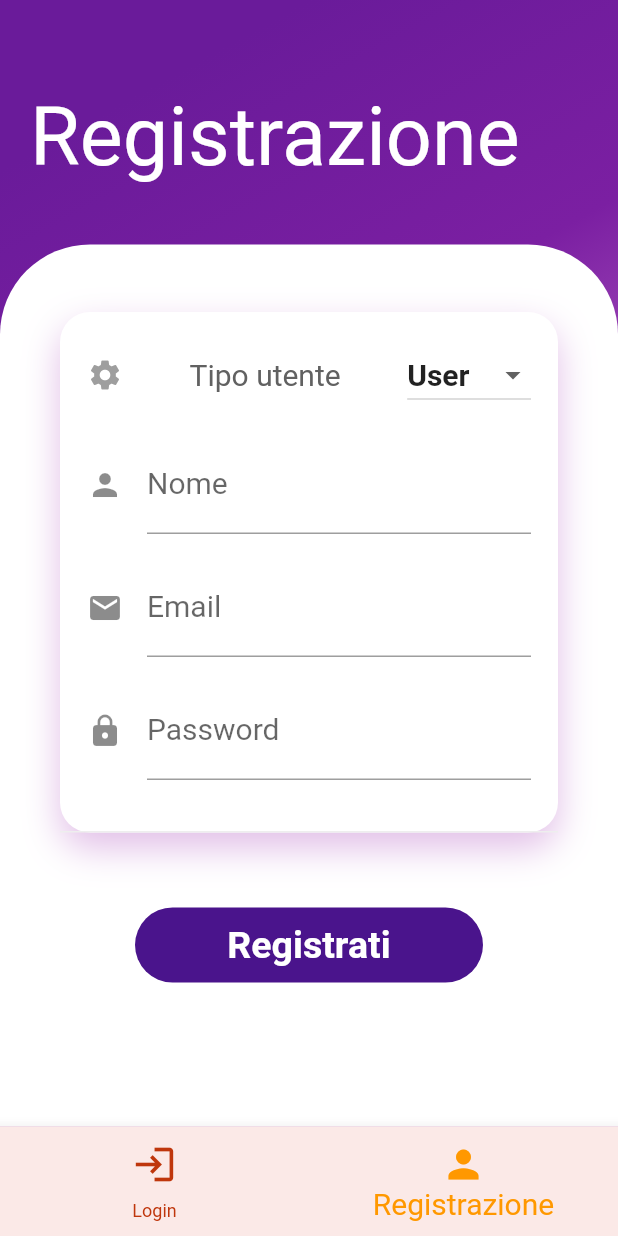
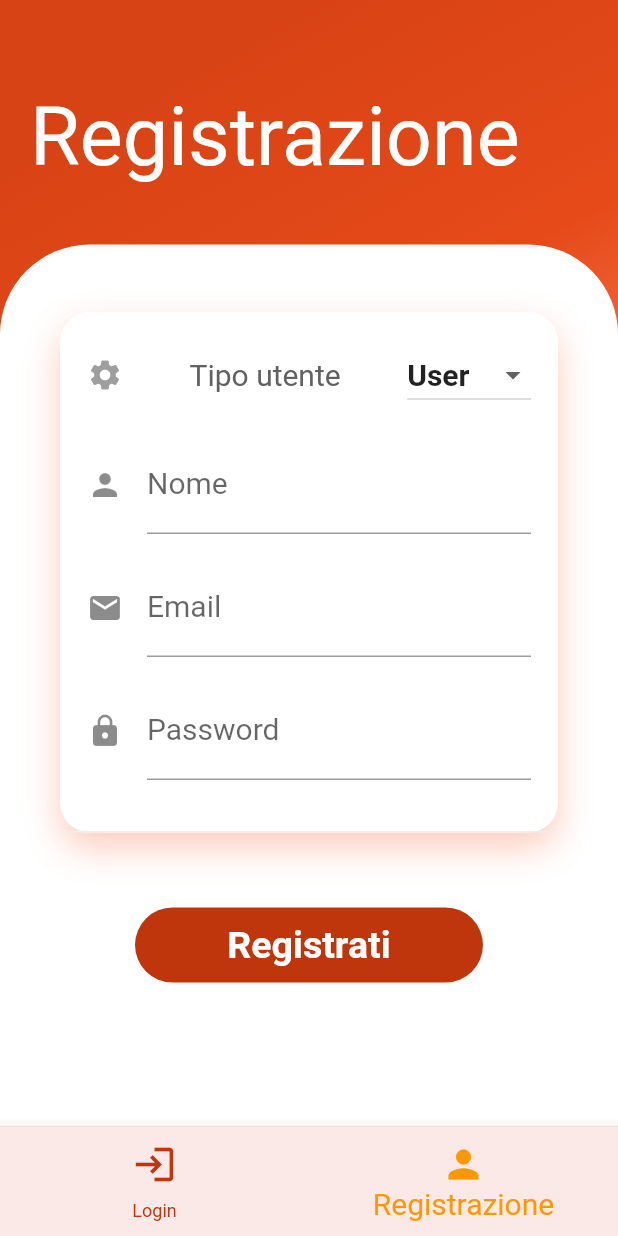
Before and after one commit to andreadeluna/ProgettoSD, a Flutter app: the screen it shows after launch, item 2 of the bottom bar chosen, on a phone screen of 412 x 824 dp. Run offline on Flutter 3.47's test engine with Material 2 defaults, Android fonts, the phone set to English and light mode, and no system bars; our stand-ins replace cloud_firestore, firebase_auth, firebase_core, fluttertoast; accounts and stored records are empty.

Commit message:
Modifica colore schermata di registrazione

```diff
--- a/lib/schermate/registrazione.dart
+++ b/lib/schermate/registrazione.dart
@@ -37,11 +37,11 @@ class _RegisterState extends State<Register> {
       onWillPop: () async => false,
       child: MaterialApp(
         theme: ThemeData(
-          primarySwatch: Colors.deepPurple,
+          primarySwatch: Colors.deepOrange,
           inputDecorationTheme: const InputDecorationTheme(
             focusedBorder: UnderlineInputBorder(
               borderSide: BorderSide(
-                color: Colors.purple,
+                color: Colors.orange,
               ),
             ),
           ),
@@ -55,9 +55,9 @@ class _RegisterState extends State<Register> {
               gradient: LinearGradient(
                 begin: Alignment.topCenter,
                 colors: [
-                  Colors.purple[800]!,
-                  Colors.purple[700]!,
-                  Colors.purple[300]!,
+                  Colors.deepOrange[800]!,
+                  Colors.deepOrange[700]!,
+                  Colors.deepOrange[300]!,
                 ],
               ),
             ),
@@ -103,7 +103,7 @@ class _RegisterState extends State<Register> {
                                 borderRadius: BorderRadius.circular(20),
                                 boxShadow: [
                                   BoxShadow(
-                                    color: Colors.purple[100]!,
+                                    color: Colors.deepOrange[100]!,
                                     blurRadius: 20,
                                     offset: const Offset(0, 10),
                                   )
@@ -274,7 +274,7 @@ class _RegisterState extends State<Register> {
                                 const EdgeInsets.symmetric(horizontal: 50),
                                 decoration: BoxDecoration(
                                     borderRadius: BorderRadius.circular(50),
-                                    color: Colors.purple[900]),
+                                    color: Colors.deepOrange[900]),
                                 child: const Center(
                                   child: Text(
                                     "Registrati",
```
